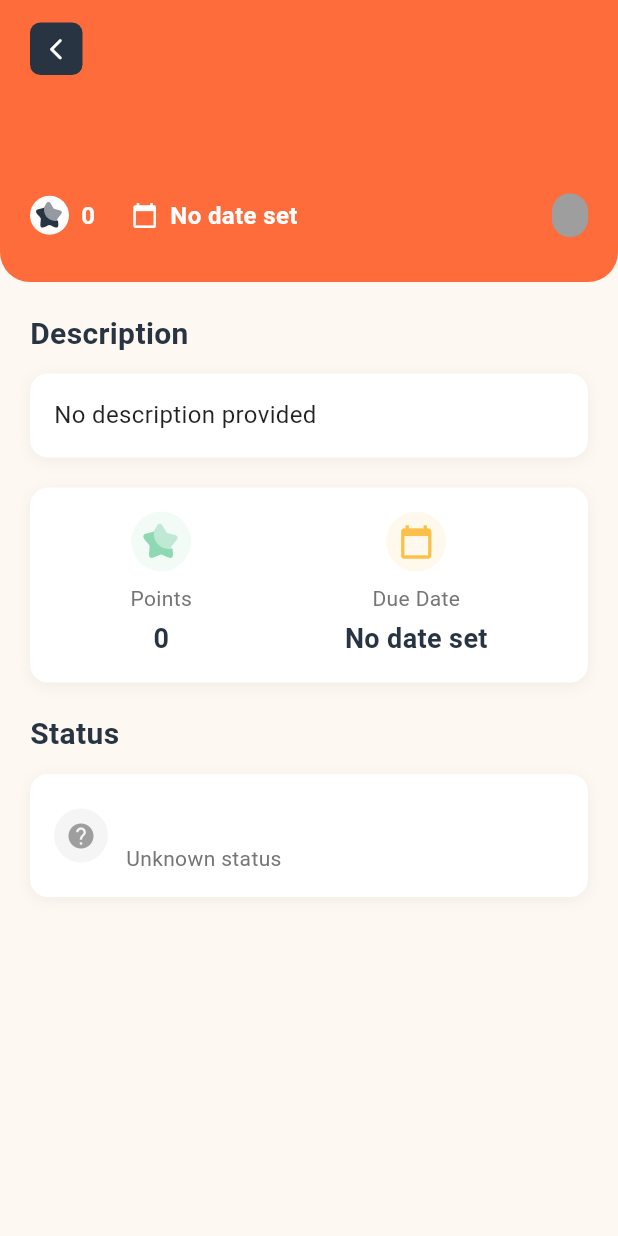
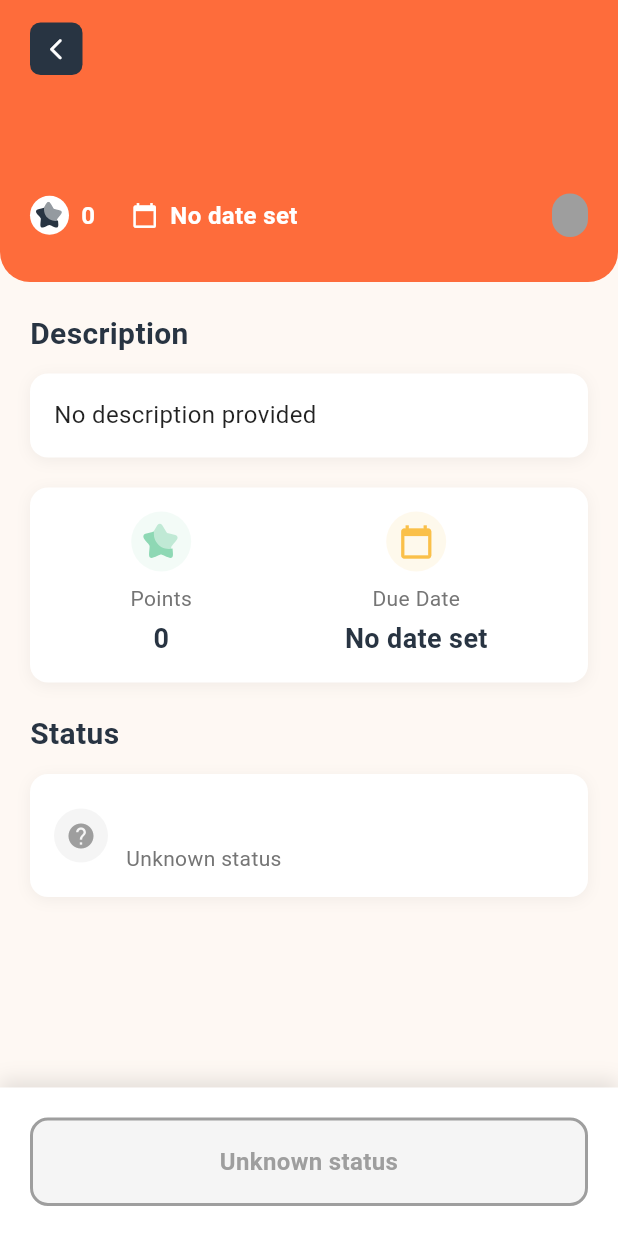
Before and after one commit to gara0xq/Noname-name, a Flutter app: the TaskDetailsScreen screen opened directly with empty values, on a phone screen of 412 x 824 dp. Run offline on Flutter 3.47's test engine with Material 3 defaults, Android fonts, the phone set to English and light mode, and no system bars; our stand-ins replace auto_size_text, dio, flutter_native_splash, flutter_svg, get, pin_code_fields and 3 more; missing offline and left inert: aes256; accounts and stored records are empty; network calls fail.

Commit message:
feat: Implement ChildTaskDetailsController and integrate task submission functionality in TaskDetailsScreen

```diff
--- a/lib/features/child/home/view/screens/tasks_details_screen.dart
+++ b/lib/features/child/home/view/screens/tasks_details_screen.dart
@@ -2,9 +2,9 @@ import 'package:flutter/material.dart';
 import 'package:flutter_svg/svg.dart';
 import 'package:get/get.dart';
 import 'package:intl/intl.dart';
+import 'package:testss/features/child/home/controller/task_details_controller.dart';
 
 import '../../../../../core/constants/app_colors.dart';
-import '../../controller/home_controller.dart';
 import '../../model/task_model.dart';
 
 class TaskDetailsScreen extends StatelessWidget {
@@ -14,7 +14,7 @@ class TaskDetailsScreen extends StatelessWidget {
 
   @override
   Widget build(BuildContext context) {
-    // final controller = Get.find<HomeController>();
+    final controller = Get.put(ChildTaskDetailsController(task: task));
 
     return Scaffold(
       backgroundColor: AppColors.beigeBackground,
@@ -43,6 +43,9 @@ class TaskDetailsScreen extends StatelessWidget {
               ),
             ),
           ),
+
+          // Action button at the bottom
+          _buildActionButton(task, controller),
         ],
       ),
     );
@@ -471,73 +474,123 @@ class TaskDetailsScreen extends StatelessWidget {
     );
   }
 
-  Widget _buildSubmittedTimeSection(task) {
-    return Column(
-      crossAxisAlignment: CrossAxisAlignment.start,
-      children: [
-        const Text(
-          'Submitted Time',
-          style: TextStyle(
-            fontSize: 20,
-            fontWeight: FontWeight.bold,
-            color: AppColors.darkPrimary,
-          ),
-        ),
-        const SizedBox(height: 12),
-        Container(
-          width: double.infinity,
-          padding: const EdgeInsets.all(16),
+  Widget _buildActionButton(TaskModel task, ChildTaskDetailsController controller) {
+    // Only show submit button if task is pending and not expired
+    if (task.status.toLowerCase() == 'pending' && !task.isExpired) {
+      return Container(
+        padding: const EdgeInsets.all(20),
         decoration: BoxDecoration(
           color: Colors.white,
-            borderRadius: BorderRadius.circular(12),
           boxShadow: [
             BoxShadow(
-                color: Colors.black.withOpacity(0.05),
-                blurRadius: 8,
-                offset: const Offset(0, 2),
+              color: Colors.black.withOpacity(0.1),
+              blurRadius: 10,
+              offset: const Offset(0, -5),
             ),
           ],
         ),
-          child: Row(
-            children: [
-              Container(
-                padding: const EdgeInsets.all(8),
-                decoration: BoxDecoration(
-                  color: AppColors.primaryGreen.withOpacity(0.1),
-                  shape: BoxShape.circle,
-                ),
-                child: const Icon(
-                  Icons.access_time,
-                  size: 20,
-                  color: AppColors.primaryGreen,
+        child: SafeArea(
+          top: false,
+          child: Obx(
+            () => SizedBox(
+              width: double.infinity,
+              child: ElevatedButton(
+                onPressed: controller.isSubmitting.value
+                    ? null
+                    : controller.showSubmitConfirmation,
+                style: ElevatedButton.styleFrom(
+                  backgroundColor: AppColors.darkPrimary,
+                  padding: const EdgeInsets.symmetric(vertical: 16),
+                  shape: RoundedRectangleBorder(
+                    borderRadius: BorderRadius.circular(12),
                   ),
                 ),
-              const SizedBox(width: 12),
-              Expanded(
-                child: Column(
-                  crossAxisAlignment: CrossAxisAlignment.start,
+                child: controller.isSubmitting.value
+                    ? const SizedBox(
+                        height: 20,
+                        width: 20,
+                        child: CircularProgressIndicator(
+                          strokeWidth: 2,
+                          valueColor: AlwaysStoppedAnimation<Color>(
+                            Colors.white,
+                          ),
+                        ),
+                      )
+                    : const Row(
+                        mainAxisAlignment: MainAxisAlignment.center,
                         children: [
-                    const Text(
-                      'Submission Time',
-                      style: TextStyle(fontSize: 14, color: Colors.grey),
-                    ),
-                    const SizedBox(height: 4),
+                          Icon(Icons.upload_file, size: 20),
+                          SizedBox(width: 8),
                           Text(
-                      _formatDateTime(task.submittedAt),
-                      style: const TextStyle(
+                            'Submit Task',
+                            style: TextStyle(
                               fontSize: 16,
-                        fontWeight: FontWeight.w600,
-                        color: AppColors.darkPrimary,
+                              color: Colors.white,
+                              fontWeight: FontWeight.bold,
                             ),
                           ),
                         ],
                       ),
               ),
+            ),
+          ),
+        ),
+      );
+    }
+
+    // For other statuses, show info message
+    return Container(
+      padding: const EdgeInsets.all(20),
+      decoration: BoxDecoration(
+        color: Colors.white,
+        boxShadow: [
+          BoxShadow(
+            color: Colors.black.withOpacity(0.1),
+            blurRadius: 10,
+            offset: const Offset(0, -5),
+          ),
         ],
       ),
+      child: SafeArea(
+        top: false,
+        child: Container(
+          width: double.infinity,
+          padding: const EdgeInsets.symmetric(vertical: 16),
+          decoration: BoxDecoration(
+            color: _getStatusBadgeColor(task.status, task.isExpired).withOpacity(0.1),
+            borderRadius: BorderRadius.circular(12),
+            border: Border.all(
+              color: _getStatusBadgeColor(task.status, task.isExpired),
+              width: 2,
             ),
-      ],
+          ),
+          child: Text(
+            _getActionMessage(task.status, task.isExpired),
+            textAlign: TextAlign.center,
+            style: TextStyle(
+              fontSize: 16,
+              fontWeight: FontWeight.bold,
+              color: _getStatusBadgeColor(task.status, task.isExpired),
+            ),
+          ),
+        ),
+      ),
     );
+  }
+
+  String _getActionMessage(String status, bool isExpired) {
+    if (isExpired) return 'This task has expired';
+
+    switch (status.toLowerCase()) {
+      case 'submitted':
+        return 'Waiting for parent approval';
+      case 'completed':
+        return 'Task completed! Points awarded';
+      case 'declined':
+        return 'Task was declined by parent';
+      default:
+        return 'Unknown status';
+    }
   }
 
   String _formatDate(String? dateStr) {
@@ -545,16 +598,6 @@ class TaskDetailsScreen extends StatelessWidget {
     try {
       final date = DateTime.parse(dateStr);
       return DateFormat('d MMM yyyy').format(date);
-    } catch (e) {
-      return 'Invalid date';
-    }
-  }
-
-  String _formatDateTime(String? dateStr) {
-    if (dateStr == null || dateStr.isEmpty) return 'N/A';
-    try {
-      final date = DateTime.parse(dateStr);
-      return DateFormat('yyyy/MM/dd hh:mm a').format(date);
     } catch (e) {
       return 'Invalid date';
     }
@@ -622,7 +665,7 @@ class TaskDetailsScreen extends StatelessWidget {
       case 'declined':
         return 'Task was rejected by parent';
       case 'pending':
-        return 'Waiting for child to complete';
+        return 'Ready to be completed and submitted';
       default:
         return 'Unknown status';
     }
```
Also changed, not shown: lib/features/child/home/controller/task_details_controller.dart (added, +151 -0 lines). Lines whose indentation alone changed are shown as unchanged.
